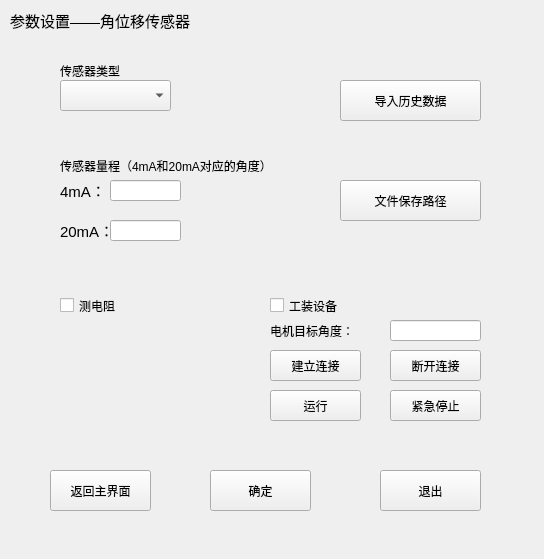
Before: the Qt Designer form ui_param/paramwin_anglesensor.ui in Dirck-YHP/Proj_sensor_detect, drawn with Qt 5.
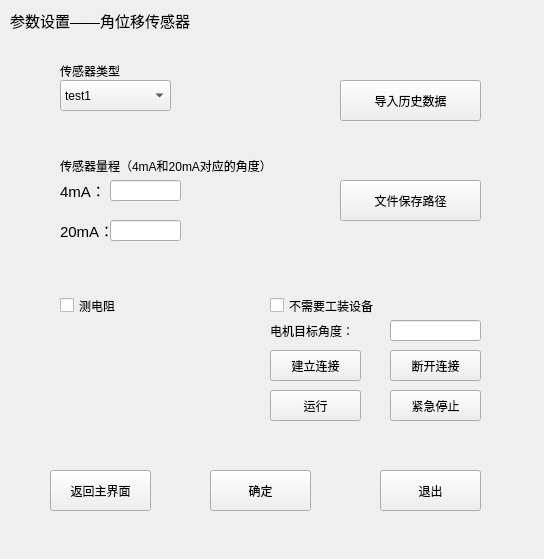
After: the same form once the commit is applied.

The edit to the form file:
```diff
--- a/ui_param/paramwin_anglesensor.ui
+++ b/ui_param/paramwin_anglesensor.ui
@@ -40,6 +40,16 @@
      <height>31</height>
     </rect>
    </property>
+   <item>
+    <property name="text">
+     <string>test1</string>
+    </property>
+   </item>
+   <item>
+    <property name="text">
+     <string>test2</string>
+    </property>
+   </item>
   </widget>
   <widget class="QLabel" name="label_2">
    <property name="geometry">
@@ -293,12 +303,12 @@
     <rect>
      <x>270</x>
      <y>290</y>
-     <width>101</width>
+     <width>181</width>
      <height>31</height>
     </rect>
    </property>
    <property name="text">
-    <string>工装设备</string>
+    <string>不需要工装设备</string>
    </property>
   </widget>
  </widget>
```
Left out of the diff: 2 changed lines with no effect on the pictures.
